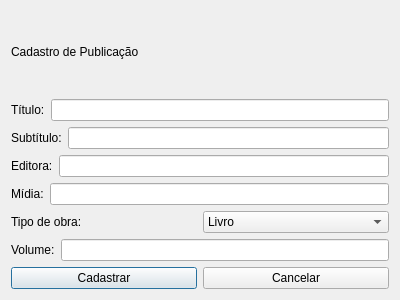
Before: the Qt Designer form BibliotecaQT/cadastropublicacaodlg.ui in andersori/Projeto-BD, drawn with Qt 5.
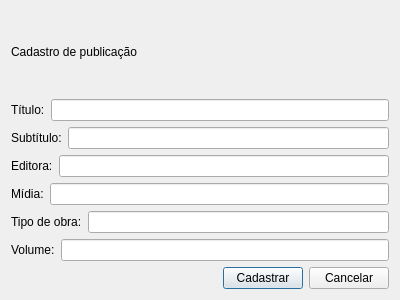
After: the same form once the commit is applied.

Patch:
```diff
--- a/BibliotecaQT/cadastropublicacaodlg.ui
+++ b/BibliotecaQT/cadastropublicacaodlg.ui
@@ -17,7 +17,7 @@
    <item>
     <widget class="QLabel" name="label">
      <property name="text">
-      <string>Cadastro de Publicação</string>
+      <string>Cadastro de publicação</string>
      </property>
     </widget>
    </item>
@@ -87,23 +87,7 @@
       </widget>
      </item>
      <item>
-      <widget class="QComboBox" name="comboBox">
-       <item>
-        <property name="text">
-         <string>Livro</string>
-        </property>
-       </item>
-       <item>
-        <property name="text">
-         <string>Revista</string>
-        </property>
-       </item>
-       <item>
-        <property name="text">
-         <string>Publicação</string>
-        </property>
-       </item>
-      </widget>
+      <widget class="QLineEdit" name="TipLE"/>
      </item>
     </layout>
    </item>
@@ -124,7 +108,20 @@
    <item>
     <layout class="QHBoxLayout" name="horizontalLayout_7">
      <item>
-      <widget class="QPushButton" name="pushButton">
+      <spacer name="horizontalSpacer">
+       <property name="orientation">
+        <enum>Qt::Horizontal</enum>
+       </property>
+       <property name="sizeHint" stdset="0">
+        <size>
+         <width>40</width>
+         <height>20</height>
+        </size>
+       </property>
+      </spacer>
+     </item>
+     <item>
+      <widget class="QPushButton" name="cad">
        <property name="text">
         <string>Cadastrar</string>
        </property>
```
Left out of the diff: 16 changed lines with no effect on the pictures.
